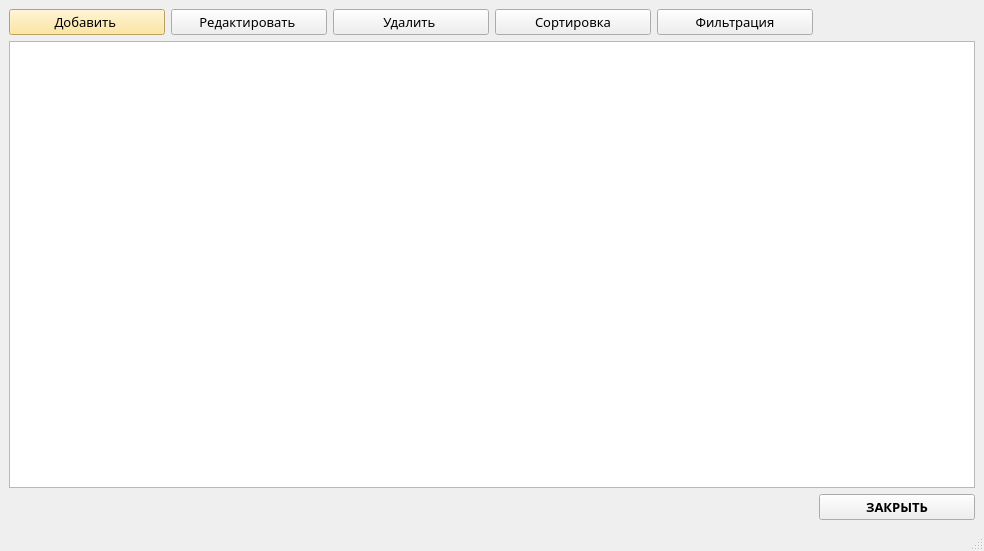
The window that Forms/FormTable.ui (mipatov/subd) describes before a commit, drawn with Qt 5.
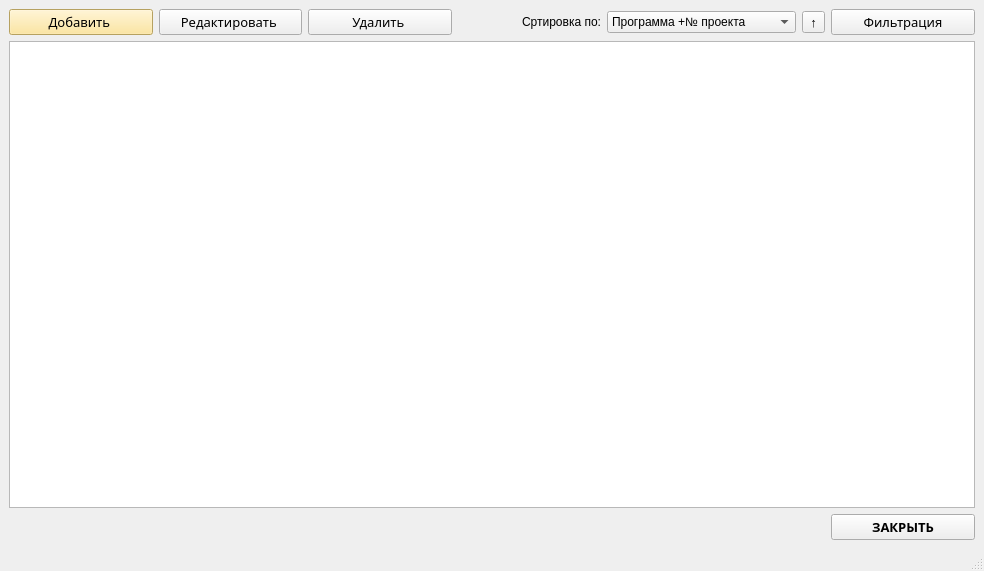
The same window after the commit.

Commit message: Сортировка

Patch:
```diff
--- a/Forms/FormTable.ui
+++ b/Forms/FormTable.ui
@@ -10,7 +10,7 @@
     <x>0</x>
     <y>0</y>
     <width>984</width>
-    <height>551</height>
+    <height>571</height>
    </rect>
   </property>
   <property name="windowTitle">
@@ -18,7 +18,81 @@
   </property>
   <widget class="QWidget" name="centralwidget">
    <layout class="QGridLayout" name="gridLayout">
-    <item row="2" column="5">
+    <item row="0" column="3">
+     <widget class="QLabel" name="label">
+      <property name="text">
+       <string>Сртировка по:</string>
+      </property>
+      <property name="alignment">
+       <set>Qt::AlignRight|Qt::AlignTrailing|Qt::AlignVCenter</set>
+      </property>
+     </widget>
+    </item>
+    <item row="0" column="4">
+     <widget class="QComboBox" name="sortbox">
+      <property name="currentText">
+       <string>Программа +№ проекта</string>
+      </property>
+      <item>
+       <property name="text">
+        <string>Программа +№ проекта</string>
+       </property>
+      </item>
+      <item>
+       <property name="text">
+        <string>Название вуза</string>
+       </property>
+      </item>
+      <item>
+       <property name="text">
+        <string>Плановое финансирование</string>
+       </property>
+      </item>
+     </widget>
+    </item>
+    <item row="0" column="6">
+     <widget class="QPushButton" name="pushButton_3">
+      <property name="font">
+       <font>
+        <family>Trebuchet MS</family>
+        <pointsize>10</pointsize>
+       </font>
+      </property>
+      <property name="text">
+       <string>Фильтрация</string>
+      </property>
+     </widget>
+    </item>
+    <item row="2" column="0" colspan="7">
+     <widget class="QTableWidget" name="tableWidget">
+      <property name="enabled">
+       <bool>true</bool>
+      </property>
+      <property name="font">
+       <font>
+        <weight>50</weight>
+        <bold>false</bold>
+       </font>
+      </property>
+      <property name="focusPolicy">
+       <enum>Qt::ClickFocus</enum>
+      </property>
+     </widget>
+    </item>
+    <item row="0" column="2">
+     <widget class="QPushButton" name="pushButton_7">
+      <property name="font">
+       <font>
+        <family>Trebuchet MS</family>
+        <pointsize>10</pointsize>
+       </font>
+      </property>
+      <property name="text">
+       <string>Удалить </string>
+      </property>
+     </widget>
+    </item>
+    <item row="3" column="6">
      <widget class="QPushButton" name="pushButton_4">
       <property name="font">
        <font>
@@ -48,19 +122,6 @@
       </property>
      </widget>
     </item>
-    <item row="0" column="3">
-     <widget class="QPushButton" name="pushButton_8">
-      <property name="font">
-       <font>
-        <family>Trebuchet MS</family>
-        <pointsize>10</pointsize>
-       </font>
-      </property>
-      <property name="text">
-       <string>Сортировка</string>
-      </property>
-     </widget>
-    </item>
     <item row="0" column="0">
      <widget class="QPushButton" name="pushButton">
       <property name="palette">
@@ -489,39 +550,15 @@
       </property>
      </widget>
     </item>
-    <item row="0" column="4">
-     <widget class="QPushButton" name="pushButton_3">
+    <item row="0" column="5">
+     <widget class="QToolButton" name="sortbtn">
       <property name="font">
        <font>
-        <family>Trebuchet MS</family>
         <pointsize>10</pointsize>
        </font>
       </property>
       <property name="text">
-       <string>Фильтрация</string>
-      </property>
-     </widget>
-    </item>
-    <item row="0" column="2">
-     <widget class="QPushButton" name="pushButton_7">
-      <property name="font">
-       <font>
-        <family>Trebuchet MS</family>
-        <pointsize>10</pointsize>
-       </font>
-      </property>
-      <property name="text">
-       <string>Удалить </string>
-      </property>
-     </widget>
-    </item>
-    <item row="1" column="0" colspan="6">
-     <widget class="QTableWidget" name="tableWidget">
-      <property name="enabled">
-       <bool>true</bool>
-      </property>
-      <property name="focusPolicy">
-       <enum>Qt::ClickFocus</enum>
+       <string>↑</string>
       </property>
      </widget>
     </item>
```
The commit also changes 6 other files.
